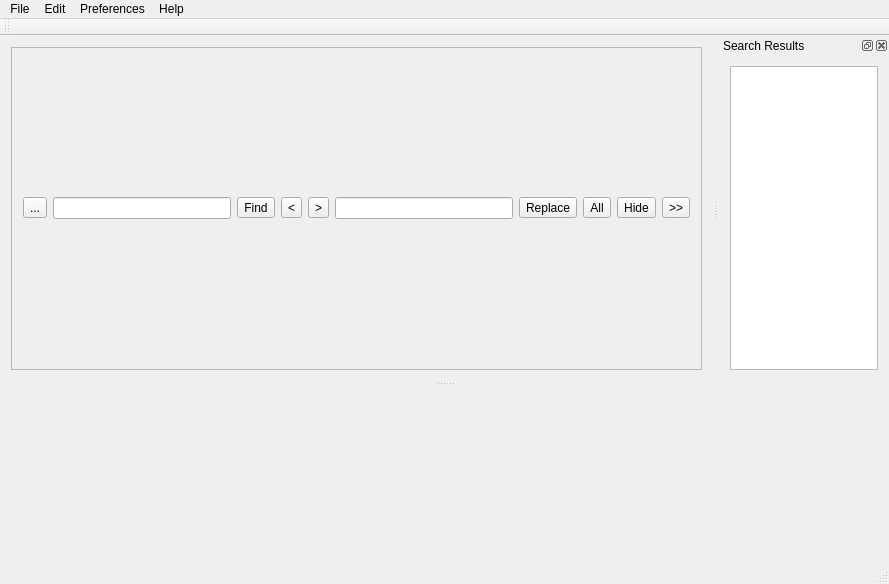
The window that mainwindow.ui (ic005k/Xplist) describes before a commit, drawn with Qt 5.
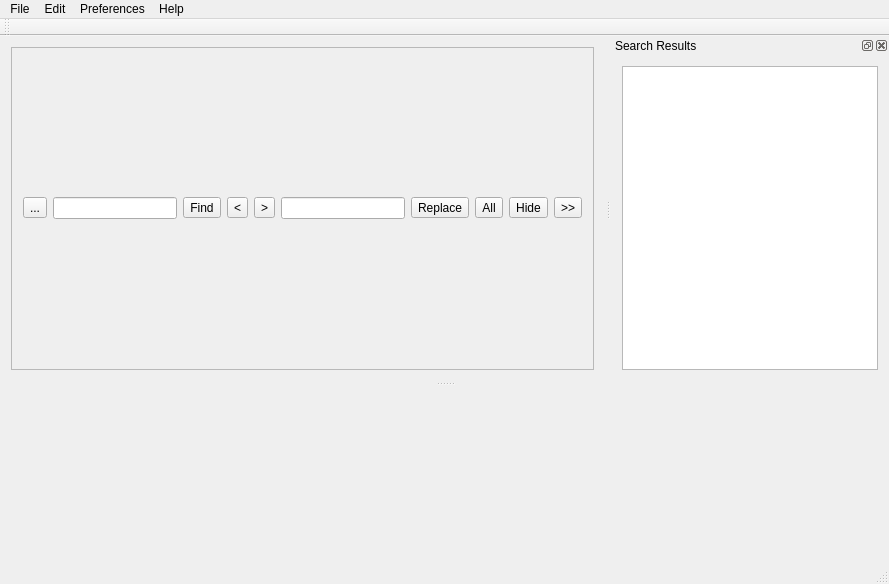
The same window after the commit. Icons and pictures are not drawn.

```diff
--- a/mainwindow.ui
+++ b/mainwindow.ui
@@ -257,7 +257,7 @@
    </property>
    <property name="maximumSize">
     <size>
-     <width>170</width>
+     <width>524287</width>
      <height>524287</height>
     </size>
    </property>
```
Left out of the diff: 85 changed lines with no effect on the pictures.
